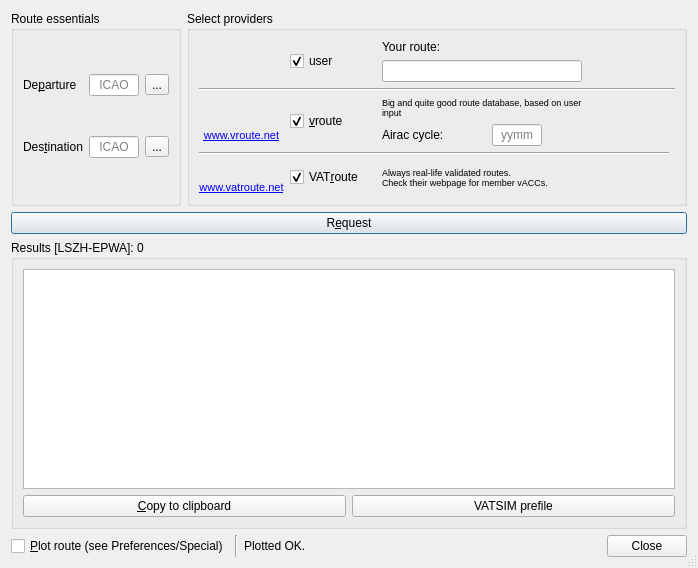
qutescoop/qutescoop, file trunk/QuteScoop/src/PlanFlightDialog.ui: the form before one commit.
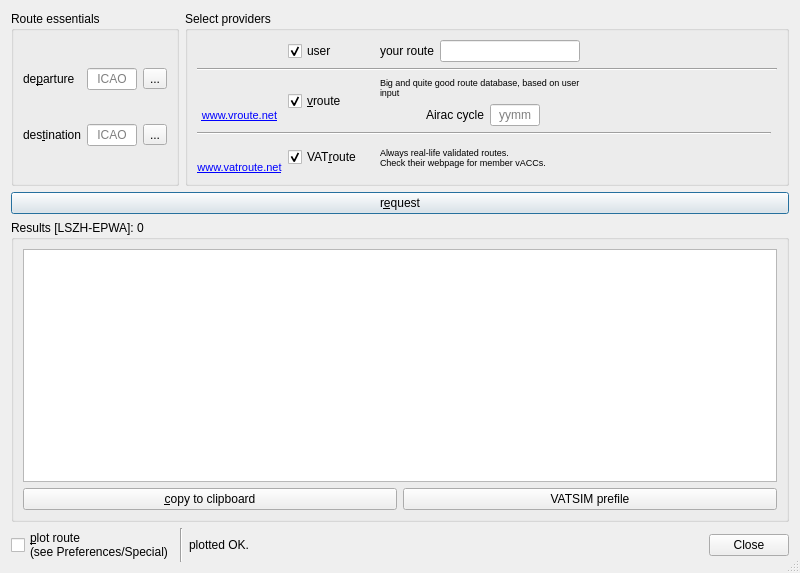
The form after the commit. Icons and pictures are not drawn.

Diff of the .ui file:
```diff
--- a/trunk/QuteScoop/src/PlanFlightDialog.ui
+++ b/trunk/QuteScoop/src/PlanFlightDialog.ui
@@ -6,8 +6,8 @@
    <rect>
     <x>0</x>
     <y>0</y>
-    <width>698</width>
-    <height>568</height>
+    <width>800</width>
+    <height>573</height>
    </rect>
   </property>
   <property name="windowTitle">
@@ -70,7 +70,7 @@
         <item row="2" column="0">
          <widget class="QLabel" name="lblDest">
           <property name="text">
-           <string>Des&amp;tination</string>
+           <string>des&amp;tination</string>
           </property>
           <property name="buddy">
            <cstring>edDest</cstring>
@@ -80,7 +80,7 @@
         <item row="0" column="0">
          <widget class="QLabel" name="lblDep">
           <property name="text">
-           <string>De&amp;parture</string>
+           <string>de&amp;parture</string>
           </property>
           <property name="buddy">
            <cstring>edDep</cstring>
@@ -268,7 +268,10 @@
                <string>Based on the given Airac (nav database) cycle. Leave blank for standard.</string>
               </property>
               <property name="text">
-               <string>Airac cycle:</string>
+               <string>Airac cycle</string>
+              </property>
+              <property name="alignment">
+               <set>Qt::AlignRight|Qt::AlignTrailing|Qt::AlignVCenter</set>
               </property>
               <property name="buddy">
                <cstring>edCycle</cstring>
@@ -407,11 +410,11 @@
          </widget>
         </item>
         <item row="0" column="4">
-         <layout class="QVBoxLayout" name="verticalLayout_4">
+         <layout class="QHBoxLayout" name="horizontalLayout_5">
           <item>
            <widget class="QLabel" name="label_3">
             <property name="text">
-             <string>Your route:</string>
+             <string>your route</string>
             </property>
             <property name="wordWrap">
              <bool>true</bool>
@@ -431,7 +434,7 @@
    <item>
     <widget class="QPushButton" name="buttonRequest">
      <property name="text">
-      <string>R&amp;equest</string>
+      <string>r&amp;equest</string>
      </property>
      <property name="autoDefault">
       <bool>false</bool>
@@ -480,7 +483,7 @@
         <item>
          <widget class="QPushButton" name="pbCopyToClipboard">
           <property name="text">
-           <string>&amp;Copy to clipboard</string>
+           <string>&amp;copy to clipboard</string>
           </property>
          </widget>
         </item>
@@ -504,7 +507,8 @@
      <item>
       <widget class="QCheckBox" name="cbPlot">
        <property name="text">
-        <string>&amp;Plot route (see Preferences/Special)</string>
+        <string>&amp;plot route
+(see Preferences/Special)</string>
        </property>
       </widget>
      </item>
@@ -524,7 +528,7 @@
         </sizepolicy>
        </property>
        <property name="text">
-        <string>Plotted OK.</string>
+        <string>plotted OK.</string>
        </property>
        <property name="wordWrap">
         <bool>true</bool>
```
